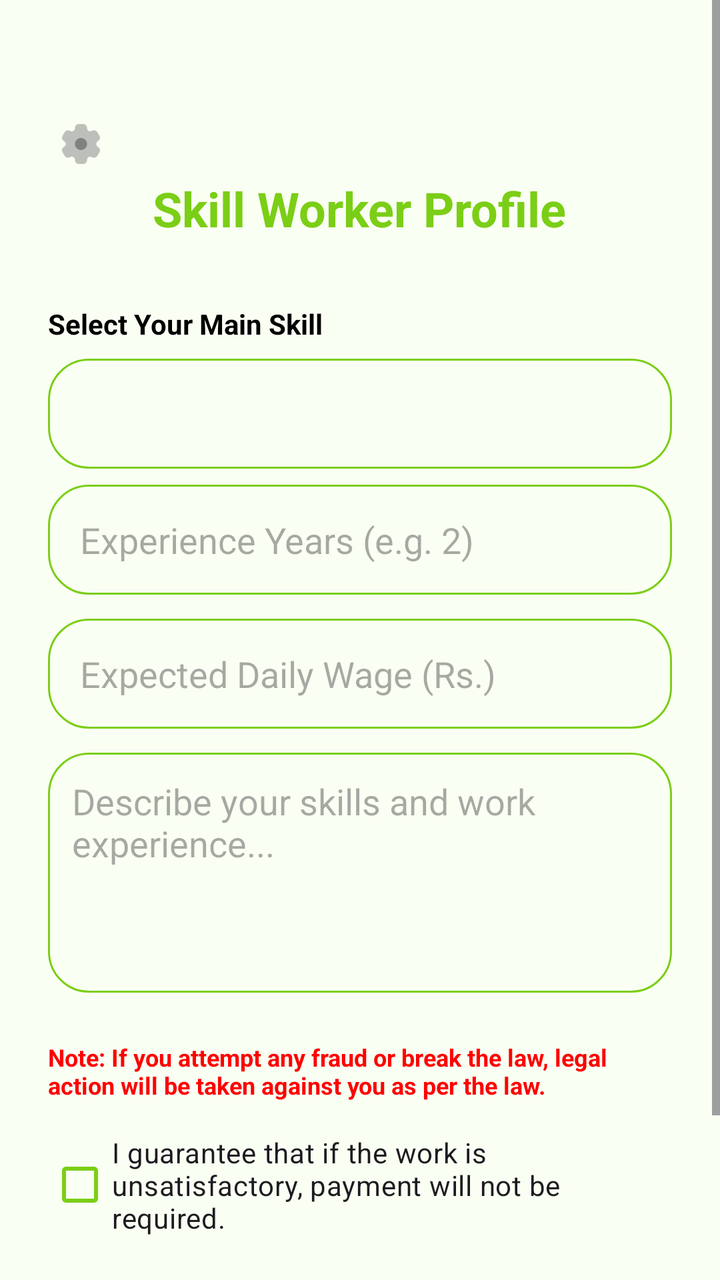
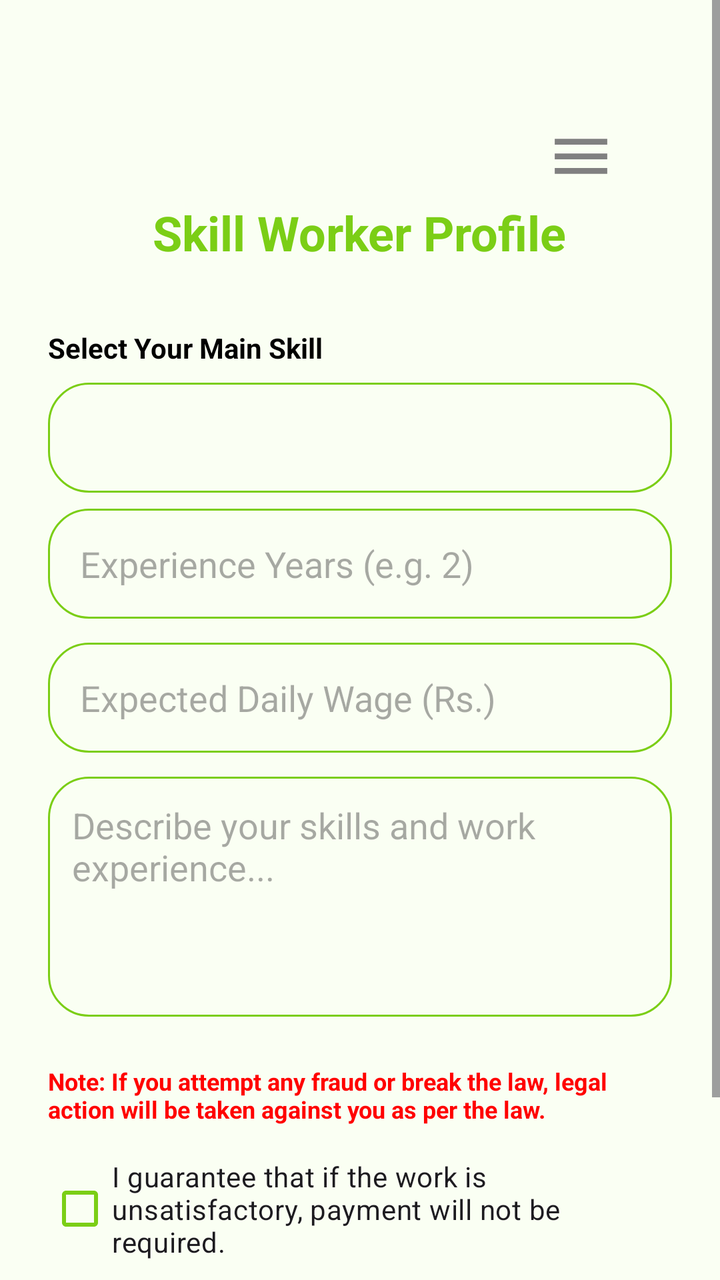

Before-and-after screenshots of an Android layout around one commit, followed by the original layout XML and the change that was made.
<!-- AndroidManifest.xml: application theme Theme.RozgarConnector -->
<!-- res/layout/activity_uneducated_worker_profile.xml -->
<?xml version="1.0" encoding="utf-8"?>
<ScrollView xmlns:android="http://schemas.android.com/apk/res/android"
    xmlns:app="http://schemas.android.com/apk/res-auto"
    android:layout_width="match_parent"
    android:layout_height="match_parent"
    android:background="@color/white"
    android:fillViewport="true">

    <LinearLayout
        android:layout_width="match_parent"
        android:layout_height="wrap_content"
        android:orientation="vertical"
        android:padding="24dp">
        <ImageView
            android:id="@+id/btnSettings"
            android:layout_width="32dp"
            android:layout_height="32dp"
            android:layout_marginTop="32dp"
            android:layout_marginEnd="24dp"
            android:padding="4dp"
            android:src="@drawable/ic_settings"
            app:layout_constraintEnd_toEndOf="parent"
            app:layout_constraintTop_toTopOf="parent"
            app:tint="@color/grey" />
        <TextView
            android:layout_width="wrap_content"
            android:layout_height="wrap_content"
            android:text="Skill Worker Profile"
            android:textColor="@color/primary_green"
            android:textSize="24sp"
            android:textStyle="bold"
            android:layout_gravity="center"
            android:layout_marginBottom="32dp"/>

        <TextView
            android:layout_width="wrap_content"
            android:layout_height="wrap_content"
            android:text="Select Your Main Skill"
            android:textColor="@color/black"
            android:textSize="14sp"
            android:textStyle="bold"
            android:layout_marginBottom="8dp"/>

        <Spinner
            android:id="@+id/spinnerSkill"
            android:layout_width="match_parent"
            android:layout_height="55dp"
            android:background="@drawable/edittext_border"
            android:layout_marginBottom="8dp"/>

        <EditText
            android:id="@+id/etCustomSkill"
            android:layout_width="match_parent"
            android:layout_height="55dp"
            android:hint="Enter your skill name..."
            android:background="@drawable/edittext_border"
            android:paddingStart="16dp"
            android:visibility="gone"
            android:layout_marginBottom="12dp"/>

        <EditText
            android:id="@+id/etExperienceYears"
            android:layout_width="match_parent"
            android:layout_height="55dp"
            android:hint="Experience Years (e.g. 2)"
            android:inputType="number"
            android:background="@drawable/edittext_border"
            android:paddingStart="16dp"
            android:layout_marginBottom="12dp"/>

        <EditText
            android:id="@+id/etLastWorkPlace"
            android:layout_width="match_parent"
            android:layout_height="55dp"
            android:hint="Where did you work last?"
            android:background="@drawable/edittext_border"
            android:paddingStart="16dp"
            android:visibility="gone"
            android:layout_marginBottom="12dp"/>

        <EditText
            android:id="@+id/etDailyRate"
            android:layout_width="match_parent"
            android:layout_height="55dp"
            android:hint="Expected Daily Wage (Rs.)"
            android:inputType="number"
            android:background="@drawable/edittext_border"
            android:paddingStart="16dp"
            android:layout_marginBottom="12dp"/>

        <EditText
            android:id="@+id/etProfessionalDescription"
            android:layout_width="match_parent"
            android:layout_height="120dp"
            android:hint="Describe your skills and work experience..."
            android:gravity="top"
            android:padding="12dp"
            android:background="@drawable/edittext_border"
            android:layout_marginBottom="24dp"/>

        <TextView
            android:layout_width="match_parent"
            android:layout_height="wrap_content"
            android:text="Note: If you attempt any fraud or break the law, legal action will be taken against you as per the law."
            android:textColor="@color/red"
            android:textSize="12sp"
            android:textStyle="bold"
            android:layout_marginBottom="16dp" />

        <CheckBox
            android:id="@+id/cbTerms"
            android:layout_width="match_parent"
            android:layout_height="wrap_content"
            android:text="I guarantee that if the work is unsatisfactory, payment will not be required."
            android:layout_marginBottom="32dp"
            android:buttonTint="@color/primary_green"/>

        <Button
            android:id="@+id/btnSaveProfile"
            android:layout_width="match_parent"
            android:layout_height="60dp"
            android:text="SAVE PROFILE"
            android:textStyle="bold"
            android:background="@drawable/glass_bg"
            app:cornerRadius="12dp"/>

    </LinearLayout>
</ScrollView>
<!-- resources referenced by this layout -->
<resources>
  <color name="black">#FF000000</color>
  <color name="grey">#808080</color>
  <color name="primary_green">#7BCE16</color>
  <color name="red">#FF0000</color>
  <color name="white">#FAFFF3</color>
  <!-- drawable edittext_border (drawable) -->
  <shape xmlns:android="http://schemas.android.com/apk/res/android">
      <stroke android:width="1dp" android:color="#7BCE16"/>
      <corners android:radius="20dp"/>
      <padding android:left="10dp" android:right="10dp"/>
  </shape>
  <!-- drawable glass_bg (drawable) -->
  <?xml version="1.0" encoding="utf-8"?>
  <shape xmlns:android="http://schemas.android.com/apk/res/android">
  
      <solid android:color="#7BCE16" />
  
      <corners android:radius="30dp" />
  
  
      <stroke
          android:width="4dp"
          android:color="#A22B6D14"/>
  </shape>
  <!-- drawable ic_settings: vector/xml drawable (drawable, 2376 chars, omitted) -->
  <style name="Theme.RozgarConnector" parent="Base.Theme.RozgarConnector" />
  <style name="Base.Theme.RozgarConnector" parent="Theme.Material3.DayNight.NoActionBar">
          
          <item name="colorPrimary">@color/primary_green</item>
      </style>
</resources>

<!-- the commit's change to res/layout/activity_uneducated_worker_profile.xml (unified diff, before → after) -->
@@ -13,12 +13,13 @@
         android:padding="24dp">
         <ImageView
             android:id="@+id/btnSettings"
-            android:layout_width="32dp"
-            android:layout_height="32dp"
+            android:layout_width="43dp"
+            android:layout_height="44dp"
             android:layout_marginTop="32dp"
             android:layout_marginEnd="24dp"
+            android:layout_gravity="end"
             android:padding="4dp"
-            android:src="@drawable/ic_settings"
+            android:src="@drawable/ic_menu"
             app:layout_constraintEnd_toEndOf="parent"
             app:layout_constraintTop_toTopOf="parent"
             app:tint="@color/grey" />
<!-- resource entries referenced after the edit -->
@@ -24,7 +24,16 @@
           android:width="4dp"
           android:color="#A22B6D14"/>
   </shape>
-  <!-- drawable ic_settings: vector/xml drawable (drawable, 2376 chars, omitted) -->
+  <!-- drawable ic_menu (drawable) -->
+  <vector xmlns:android="http://schemas.android.com/apk/res/android"
+      android:width="24dp"
+      android:height="24dp"
+      android:viewportWidth="24"
+      android:viewportHeight="24">
+      <path
+          android:fillColor="#000000"
+          android:pathData="M3,18h18v-2H3v2zM3,13h18v-2H3v2zM3,6v2h18V6H3z" />
+  </vector>
   <style name="Theme.RozgarConnector" parent="Base.Theme.RozgarConnector" />
   <style name="Base.Theme.RozgarConnector" parent="Theme.Material3.DayNight.NoActionBar">
           
